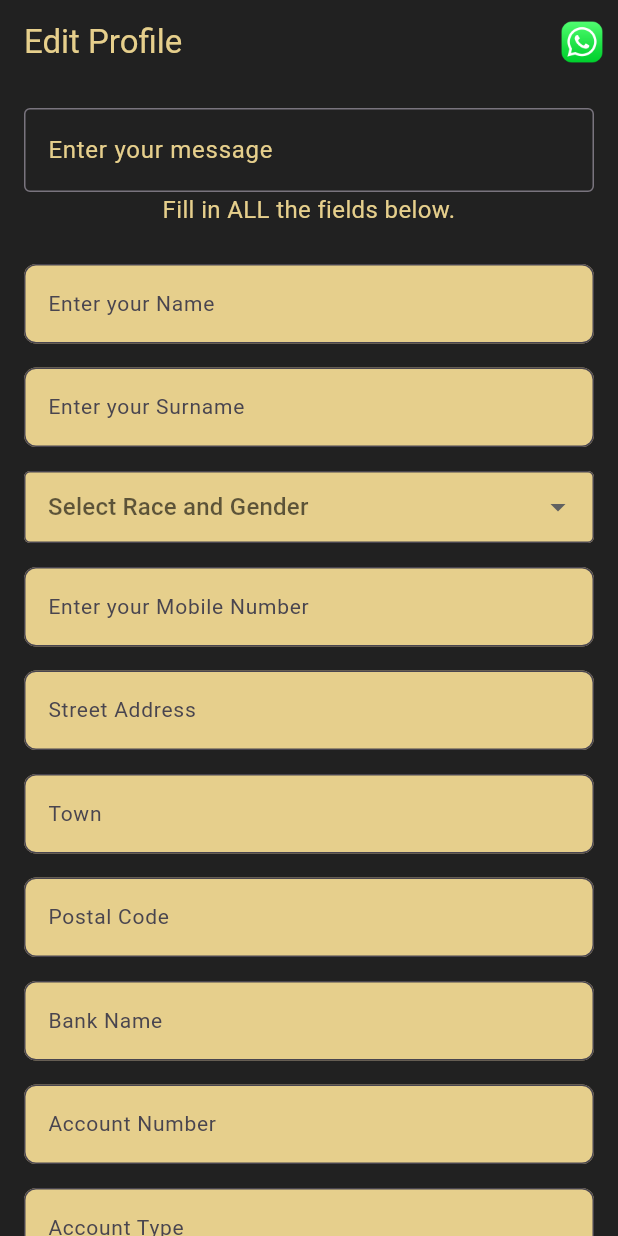
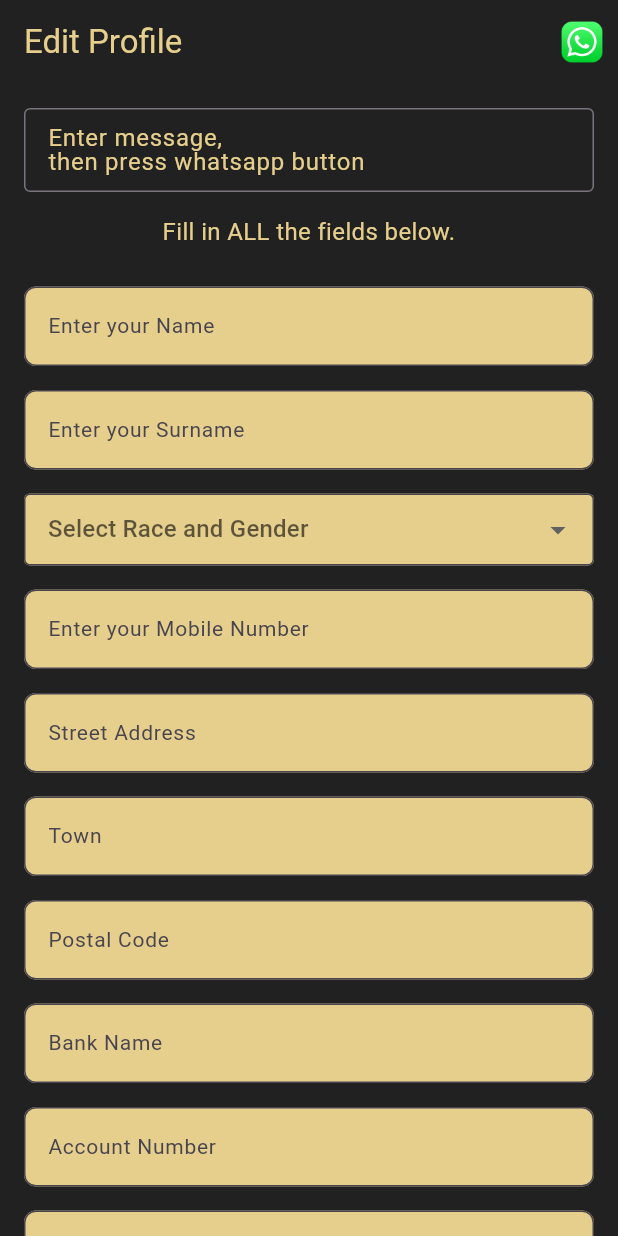
Before and after one commit to flutify-sa/sincot, a Flutter app: the ProfilePage screen opened directly, on a phone screen of 412 x 824 dp. Run offline on Flutter 3.47's test engine with Material 3 defaults, Android fonts, the phone set to English and light mode, and no system bars; our stand-ins replace file_picker, shared_preferences, supabase_flutter; missing offline and left inert: flutter_pdfview; accounts and stored records are empty.

Commit message:
getting whatsapp to work

```diff
--- a/lib/profilepage.dart
+++ b/lib/profilepage.dart
@@ -204,12 +204,13 @@ class ProfilePageState extends State<ProfilePage> {
   }
 
   void _launchWhatsApp(String message) async {
-    final phoneNumber = '1234567890'; // Hard-coded phone number
-    final url = Uri.parse(
+    final phoneNumber = '+27784420176';
+    final Uri url = Uri.parse(
         'https://wa.me/$phoneNumber?text=${Uri.encodeComponent(message)}');
 
+    // Use canLaunchUrl and launchUrl
     if (await canLaunchUrl(url)) {
-      await launchUrl(url);
+      await launchUrl(url, mode: LaunchMode.externalApplication);
     } else {
       _showErrorSnackBar('Could not launch WhatsApp');
     }
@@ -246,11 +247,14 @@ class ProfilePageState extends State<ProfilePage> {
                 TextField(
                   controller: _messageController, // Assign the controller
                   decoration: InputDecoration(
-                    labelText: 'Enter your message',
+                    labelText: 'Enter message,\nthen press whatsapp button',
                     labelStyle: TextStyle(color: Color(0xffe6cf8c)),
                     border: OutlineInputBorder(),
                   ),
                   style: TextStyle(color: Colors.white),
+                ),
+                SizedBox(
+                  height: 15,
                 ),
                 Text(
                   'Fill in ALL the fields below.',
```
Also changed, not shown: 1 other file.
